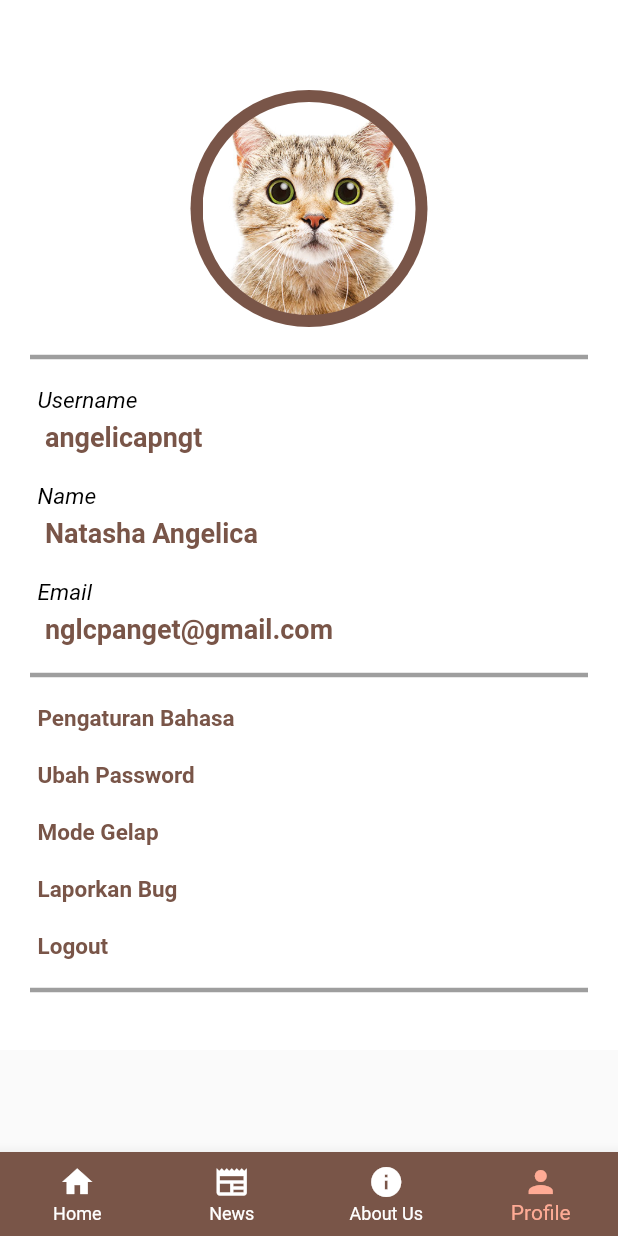
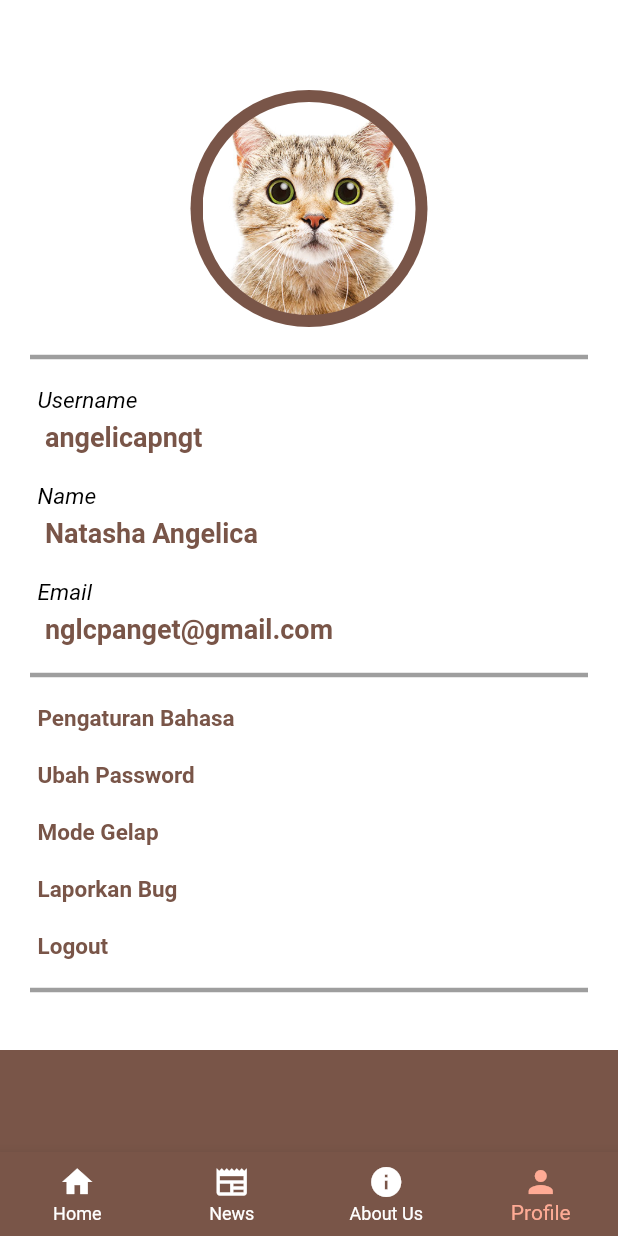
Before and after one commit to AngelicaPngt/Mini-Project, a Flutter app: the screen it shows after launch, item 4 of the bottom bar chosen, on a phone screen of 412 x 824 dp. Run offline on Flutter 3.47's test engine with Material 2 defaults, Android fonts, the phone set to English and light mode, and no system bars.

```diff
--- a/Budaya-App-main/lib/main.dart
+++ b/Budaya-App-main/lib/main.dart
@@ -73,15 +73,18 @@ class _AppMainPageState extends State<AppMainPage> {
 
   @override
   Widget build(BuildContext context) {
+    final currentWidth = MediaQuery.of(context).size.width;
     return Scaffold(
+      backgroundColor: currentWidth < 600 ? Colors.brown : Colors.white,
       body: _children[_currentIndex],
       bottomNavigationBar: BottomNavigationBar(
         onTap: onTappedBar,
         currentIndex: _currentIndex,
-        backgroundColor: Colors.brown,
+        backgroundColor: currentWidth < 600 ? Colors.brown : Colors.white,
         type: BottomNavigationBarType.fixed,
-        selectedItemColor: const Color(0xFFFFAB95),
-        unselectedItemColor: Colors.white,
+        selectedItemColor:
+            currentWidth < 600 ? const Color(0xFFFFAB95) : Colors.black,
+        unselectedItemColor: currentWidth < 600 ? Colors.white : Colors.brown,
         items: const [
           BottomNavigationBarItem(
               icon: Icon(
```
